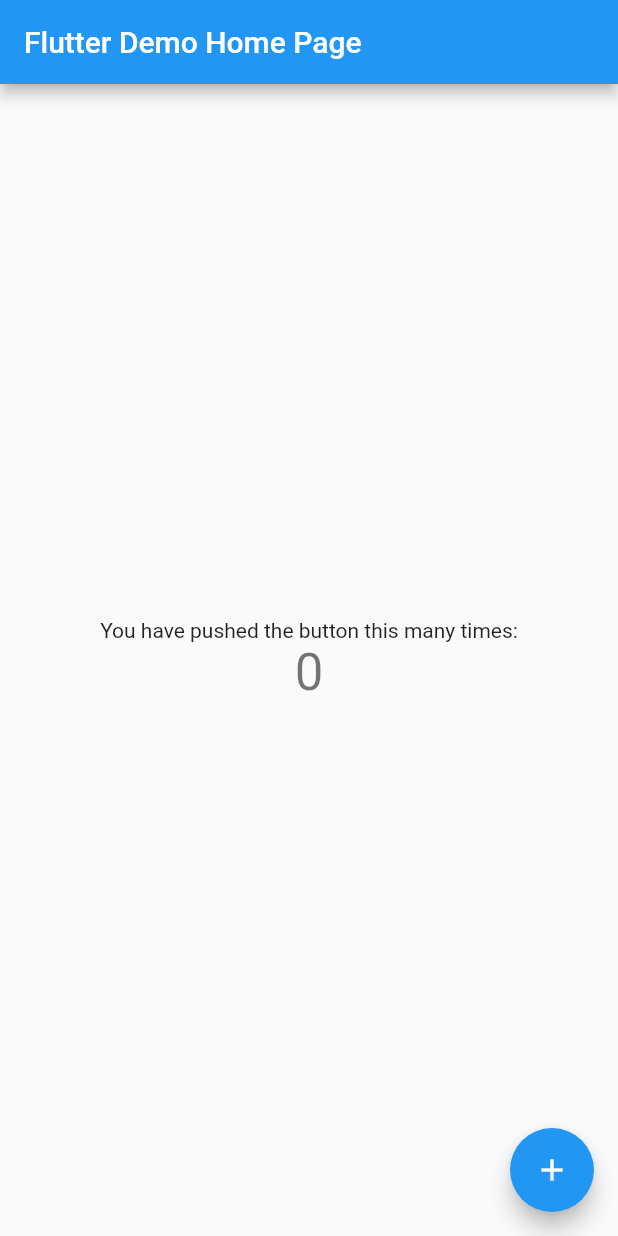
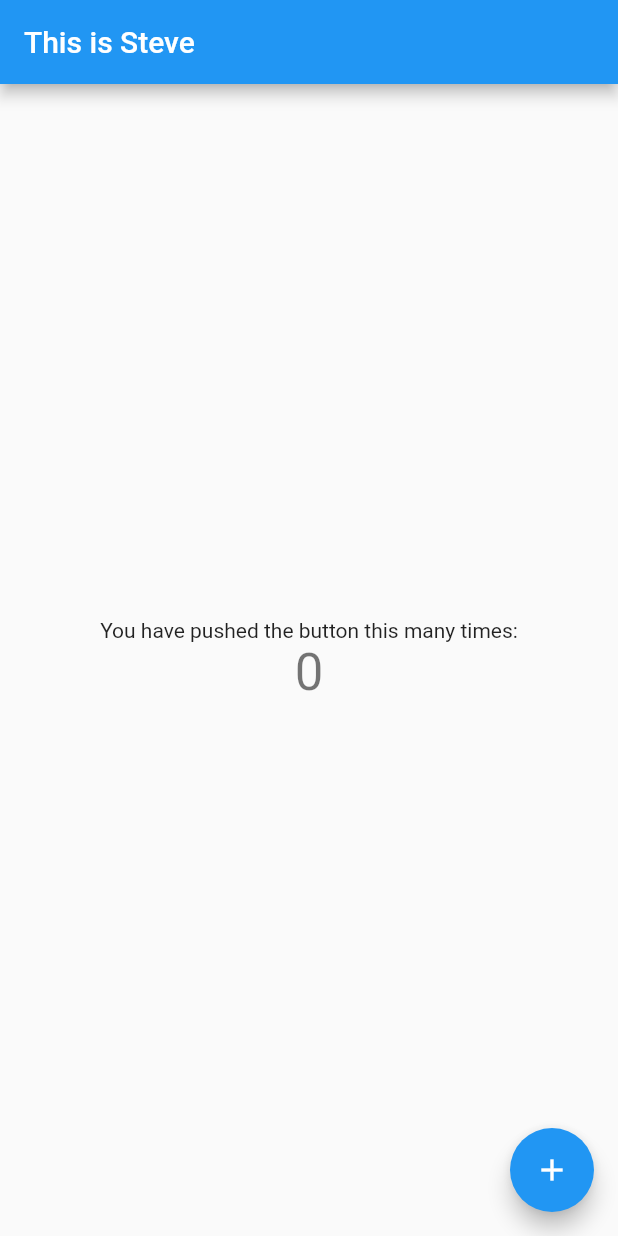
Before and after one commit to Stephen-Chinaza/IHmanager, a Flutter app: the screen it shows after launch, on a phone screen of 412 x 824 dp. Run offline on Flutter 3.47's test engine with Material 2 defaults, Android fonts, the phone set to English and light mode, and no system bars.

Commit message:
added code

```diff
--- a/lib/main.dart
+++ b/lib/main.dart
@@ -26,7 +26,7 @@ class MyApp extends StatelessWidget {
         // closer together (more dense) than on mobile platforms.
         visualDensity: VisualDensity.adaptivePlatformDensity,
       ),
-      home: MyHomePage(title: 'Flutter Demo Home Page'),
+      home: MyHomePage(title: 'This is Steve'),
     );
   }
 }
```
